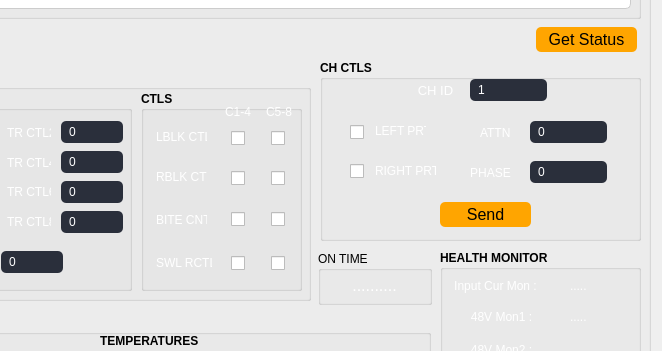
Before: the Qt Designer form trm_rnd5.ui in PavanKumar2621/TrmRNDController, drawn with Qt 5; both pictures show x 449 to 1111 and y 210 to 561 of the 1111 by 729 pixel window.
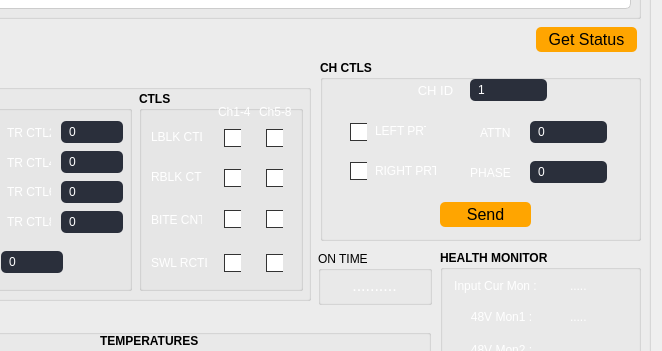
After: the same form once the commit is applied. Icons and pictures are not drawn.

Commit message: Changed the Theme in UI file and added tickmark to the checkbox in the UI file. It is now clear to all users that the checkbox is checked.

What changed in the file:
```diff
--- a/trm_rnd5.ui
+++ b/trm_rnd5.ui
@@ -1371,9 +1371,9 @@
     <widget class="QGroupBox" name="radar_groupbox_31">
      <property name="geometry">
       <rect>
-       <x>571</x>
+       <x>569</x>
        <y>21</y>
-       <width>161</width>
+       <width>164</width>
        <height>200</height>
       </rect>
      </property>
@@ -1469,9 +1469,18 @@
 QLabel{
 color: white;
 }
-QCheckBox{
-color: white;
-}</string>
+
+QCheckBox::indicator {
+    width: 16px;
+    height: 16px;
+    border: 1px solid #333;
+    background-color: white;   /* inside color when unchecked */
+}
+
+QCheckBox::indicator:checked {
+	image: url(:/newPrefix/resources/tickmark.png);
+}
+</string>
      </property>
      <property name="title">
       <string>CTLS</string>
@@ -1479,7 +1488,7 @@
      <widget class="QLabel" name="label_188">
       <property name="geometry">
        <rect>
-        <x>15</x>
+        <x>12</x>
         <y>73</y>
         <width>51</width>
         <height>26</height>
@@ -1497,7 +1506,7 @@
      <widget class="QLabel" name="label_190">
       <property name="geometry">
        <rect>
-        <x>15</x>
+        <x>12</x>
         <y>116</y>
         <width>51</width>
         <height>26</height>
@@ -1515,7 +1524,7 @@
      <widget class="QLabel" name="label_191">
       <property name="geometry">
        <rect>
-        <x>15</x>
+        <x>12</x>
         <y>159</y>
         <width>56</width>
         <height>26</height>
@@ -1533,7 +1542,7 @@
      <widget class="QLabel" name="label_192">
       <property name="geometry">
        <rect>
-        <x>15</x>
+        <x>12</x>
         <y>33</y>
         <width>51</width>
         <height>26</height>
@@ -1551,7 +1560,7 @@
      <widget class="QCheckBox" name="lblkCTL5_8">
       <property name="geometry">
        <rect>
-        <x>130</x>
+        <x>127</x>
         <y>37</y>
         <width>17</width>
         <height>20</height>
@@ -1564,15 +1573,12 @@
      <widget class="QCheckBox" name="lblkCTL1_4">
       <property name="geometry">
        <rect>
-        <x>90</x>
+        <x>85</x>
         <y>37</y>
         <width>17</width>
         <height>20</height>
        </rect>
       </property>
-      <property name="styleSheet">
-       <string notr="true"/>
-      </property>
       <property name="text">
        <string/>
       </property>
@@ -1580,7 +1586,7 @@
      <widget class="QCheckBox" name="rblkCTL5_8">
       <property name="geometry">
        <rect>
-        <x>130</x>
+        <x>127</x>
         <y>77</y>
         <width>17</width>
         <height>20</height>
@@ -1593,7 +1599,7 @@
      <widget class="QCheckBox" name="rblkCTL1_4">
       <property name="geometry">
        <rect>
-        <x>90</x>
+        <x>85</x>
         <y>77</y>
         <width>17</width>
         <height>20</height>
@@ -1606,7 +1612,7 @@
      <widget class="QCheckBox" name="biteCNT5_8">
       <property name="geometry">
        <rect>
-        <x>130</x>
+        <x>127</x>
         <y>118</y>
         <width>17</width>
         <height>20</height>
@@ -1619,7 +1625,7 @@
      <widget class="QCheckBox" name="biteCNT1_4">
       <property name="geometry">
        <rect>
-        <x>90</x>
+        <x>85</x>
         <y>118</y>
         <width>17</width>
         <height>20</height>
@@ -1632,7 +1638,7 @@
      <widget class="QCheckBox" name="swlRCTL1_4">
       <property name="geometry">
        <rect>
-        <x>90</x>
+        <x>85</x>
         <y>162</y>
         <width>17</width>
         <height>20</height>
@@ -1645,7 +1651,7 @@
      <widget class="QCheckBox" name="swlRCTL5_8">
       <property name="geometry">
        <rect>
-        <x>130</x>
+        <x>127</x>
         <y>162</y>
         <width>17</width>
         <height>20</height>
@@ -1658,9 +1664,9 @@
      <widget class="QLabel" name="label_193">
       <property name="geometry">
        <rect>
-        <x>84</x>
+        <x>79</x>
         <y>10</y>
-        <width>29</width>
+        <width>33</width>
         <height>21</height>
        </rect>
       </property>
@@ -1670,15 +1676,15 @@
        </font>
       </property>
       <property name="text">
-       <string>C1-4</string>
+       <string>Ch1-4</string>
       </property>
      </widget>
      <widget class="QLabel" name="label_194">
       <property name="geometry">
        <rect>
-        <x>125</x>
+        <x>120</x>
         <y>10</y>
-        <width>29</width>
+        <width>34</width>
         <height>21</height>
        </rect>
       </property>
@@ -1688,7 +1694,7 @@
        </font>
       </property>
       <property name="text">
-       <string>C5-8</string>
+       <string>Ch5-8</string>
       </property>
      </widget>
     </widget>
@@ -3368,9 +3374,17 @@
 QLabel{
 color: white;
 }
-QCheckBox{
-color: white;	
-}</string>
+QCheckBox::indicator {
+    width: 16px;
+    height: 16px;
+    border: 1px solid #333;
+    background-color: white;   /* inside color when unchecked */
+}
+
+QCheckBox::indicator:checked {
+	image: url(:/newPrefix/resources/tickmark.png);
+}
+</string>
     </property>
     <property name="title">
      <string>CH CTLS</string>
```
Left out of the diff: 1 changed line with no effect on the pictures. The commit also changes 10 other files.
